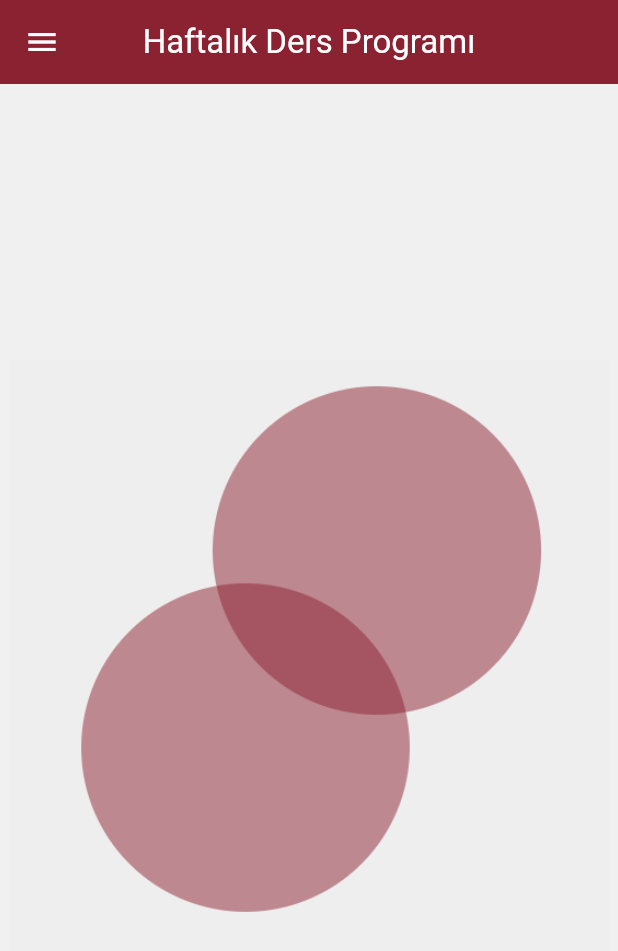
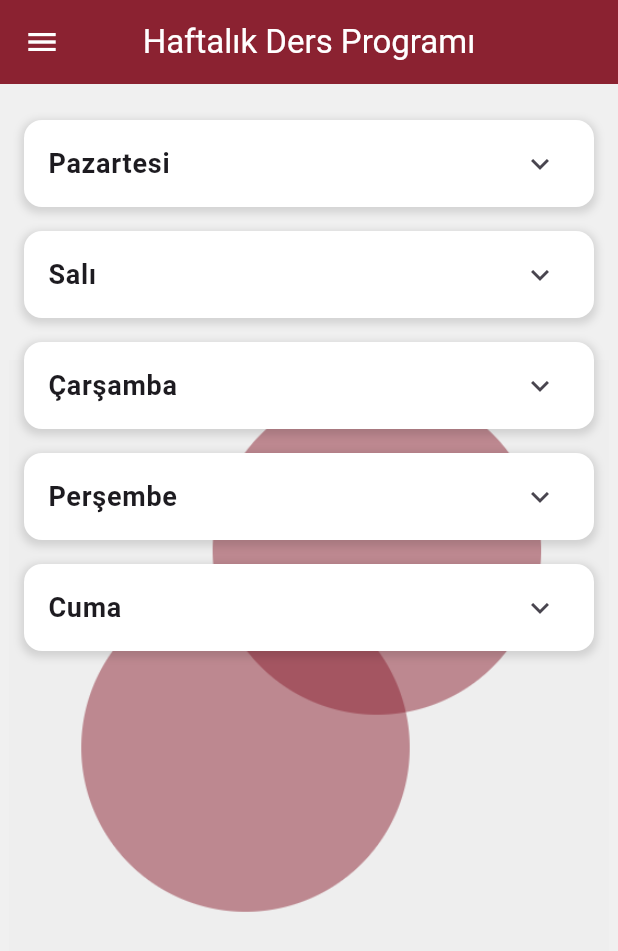
Before and after one commit to busrabetus/izu-mobil, a Flutter app: the dersprogrami screen opened directly, on a phone screen of 412 x 824 dp. Shown: the top 951 px of the screen. Run offline on Flutter 3.47's test engine with Material 3 defaults, Android fonts, the phone set to English and light mode, and no system bars.

Commit message:
haftalik ders programi sayfasi eklendi

```diff
--- a/lib/screens/dersprogrami.dart
+++ b/lib/screens/dersprogrami.dart
@@ -9,10 +9,18 @@ class dersprogrami extends StatefulWidget {
 }
 
 class _dersprogramiState extends State<dersprogrami> {
+  final Map<String, List<String>> schedule = {
+    'Pazartesi': ['09:00 - Matematik', '11:00 - Fizik'],
+    'Salı': ['10:00 - Kimya', '14:00 - Biyoloji'],
+    'Çarşamba': ['09:00 - Tarih', '13:00 - Coğrafya'],
+    'Perşembe': ['08:30 - İngilizce', '15:00 - Edebiyat'],
+    'Cuma': ['10:00 - Beden Eğitimi', '12:00 - Müzik'],
+  };
+
   @override
   Widget build(BuildContext context) {
     return Scaffold(
-      backgroundColor:  Color(0xFFF0F0F0),
+      backgroundColor: Color(0xFFF0F0F0),
       appBar: AppBar(
         backgroundColor: Color(0xFF8B2231),
         title: Text("Haftalık Ders Programı", style: TextStyle(color: Colors.white)),
@@ -31,16 +39,45 @@ class _dersprogramiState extends State<dersprogrami> {
               fit: BoxFit.cover,
             ),
           ),
-
-
-
-              // SAYFA İCERİGİ BURADA OLACAK
-
-
-
-
-            ]
-        )
+          Padding(
+            padding: EdgeInsets.all(16.0),
+            child: ListView(
+              children: schedule.keys.map((day) {
+                return Container(
+                  margin: EdgeInsets.symmetric(vertical: 8),
+                  decoration: BoxDecoration(
+                    color: Colors.white,
+                    borderRadius: BorderRadius.circular(12),
+                    boxShadow: [
+                      BoxShadow(
+                        color: Colors.black12,
+                        blurRadius: 4,
+                        spreadRadius: 2,
+                        offset: Offset(0, 2),
+                      ),
+                    ],
+                  ),
+                  child: ExpansionTile(
+                    title: Text(day, style: TextStyle(fontSize: 18, fontWeight: FontWeight.bold)),
+                    children: schedule[day]!.map((lesson) {
+                      return Padding(
+                        padding: EdgeInsets.symmetric(horizontal: 16.0),
+                        child: Card(
+                          color: Color(0xFF8B2231).withOpacity(0.3),
+                          margin: EdgeInsets.symmetric(vertical: 14),
+                          child: ListTile(
+                            title: Text(lesson, style: TextStyle(fontSize: 16,color: Colors.white)),
+                          ),
+                        ),
+                      );
+                    }).toList(),
+                  ),
+                );
+              }).toList(),
+            ),
+          ),
+        ],
+      ),
     );
   }
 }
```
Also changed, not shown: 4 other files. Lines whose indentation alone changed are shown as unchanged.
